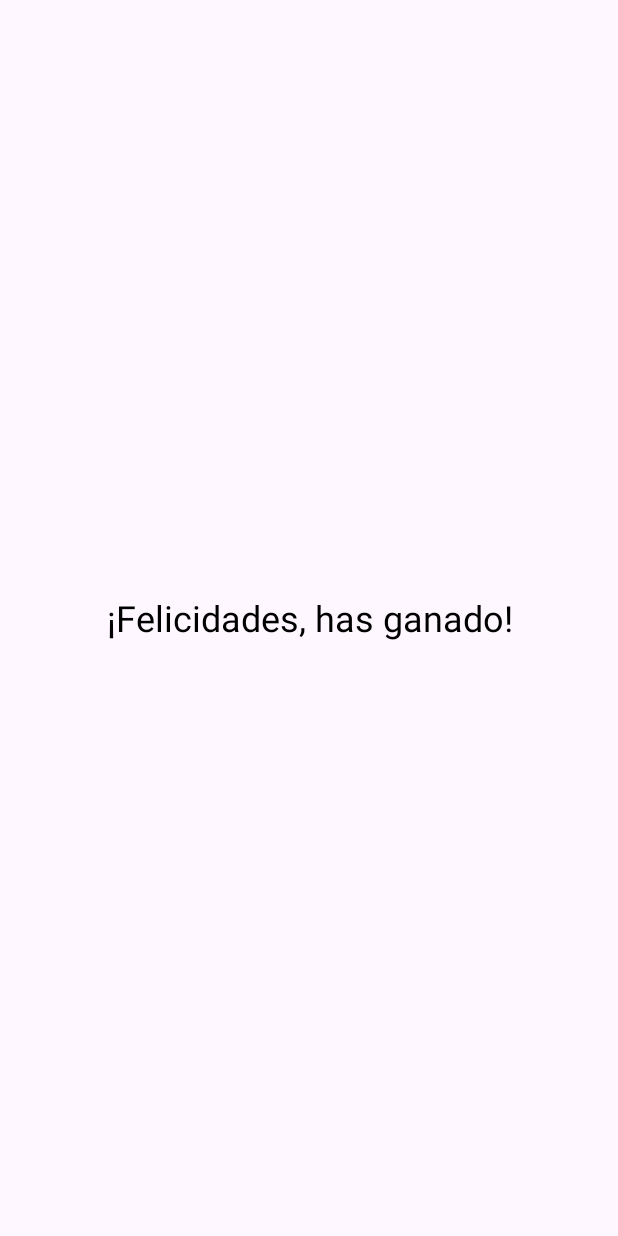
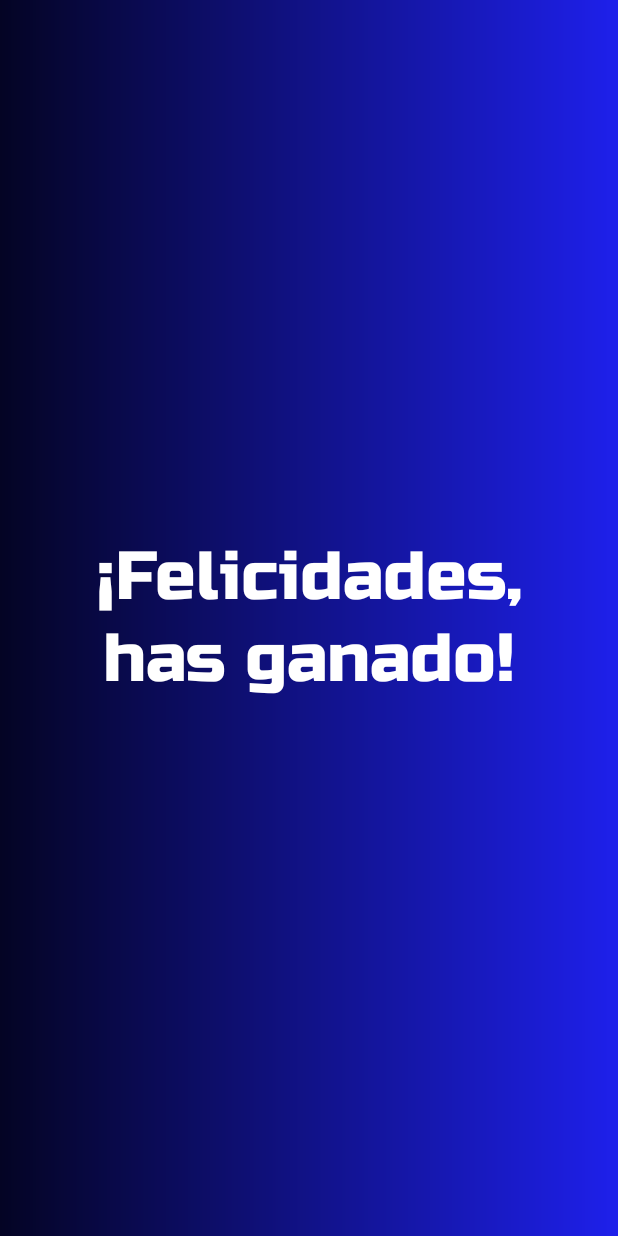
Before and after one commit to mgs0077/QuizUpProject, an Android app: the VictoriaActivity screen opened directly, with no data from a screen before it, on a phone screen of 412 x 824 dp. Run offline under Robolectric (Android 15) with nearby library versions, the phone set to English and light mode, and no system bars.

Commit message:
pantalla de victoria arreglada

```diff
--- a/app/src/main/res/layout/activity_victoria.xml
+++ b/app/src/main/res/layout/activity_victoria.xml
@@ -2,15 +2,19 @@
 <RelativeLayout xmlns:android="http://schemas.android.com/apk/res/android"
     android:layout_width="match_parent"
     android:layout_height="match_parent"
-    android:padding="16dp">
+    android:background="@drawable/degradado">
 
     <TextView
         android:id="@+id/victoria_message"
         android:layout_width="wrap_content"
         android:layout_height="wrap_content"
+        android:fontFamily="@font/russo_one"
         android:text="@string/felicidades_has_ganado"
-        android:textSize="24sp"
-        android:textColor="@android:color/black"
+        android:textSize="45sp"
+        android:maxWidth="300dp"
+        android:textColor="@android:color/white"
         android:layout_centerInParent="true"
-        android:textAlignment="center"/>
+        android:textAlignment="center"
+        />
+
 </RelativeLayout>
```
